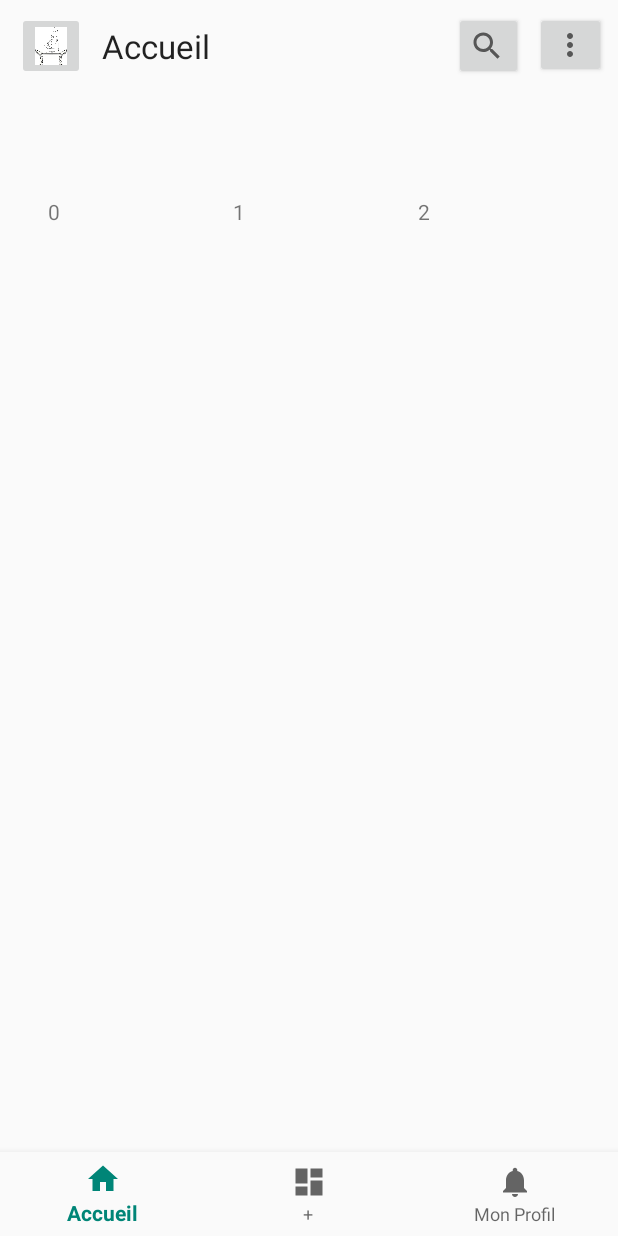
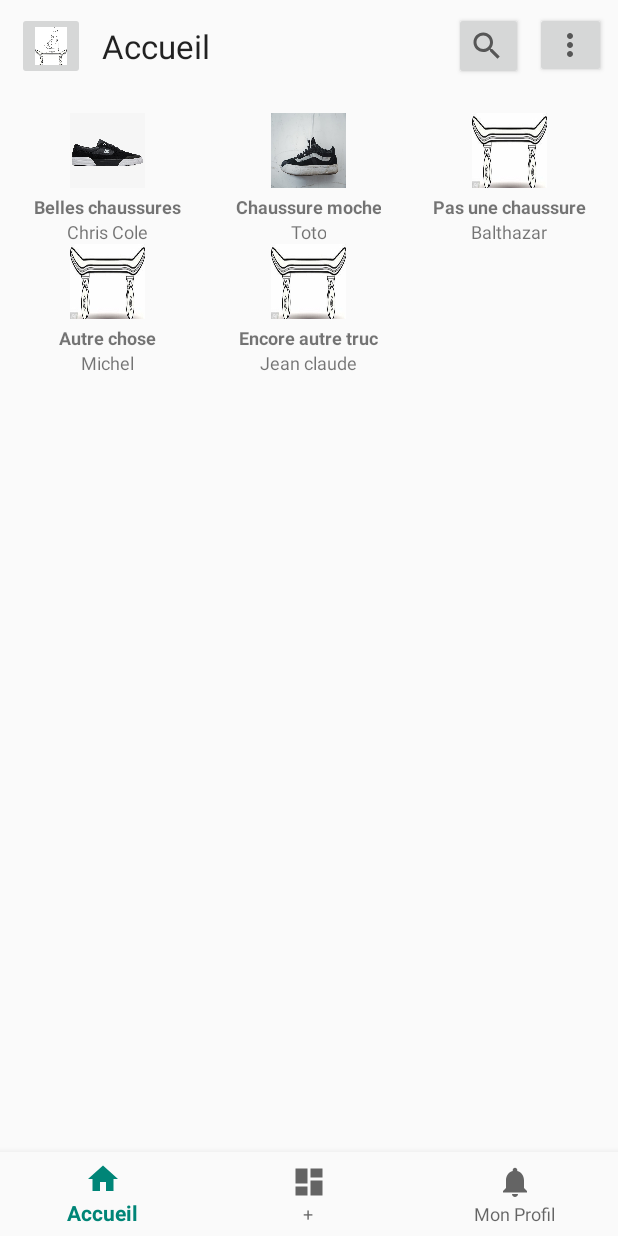
Before and after one commit to JulesVi/androidChaussures, an Android app: the screen it shows after launch (MainActivity), on a phone screen of 412 x 824 dp. Run offline under Robolectric (Android 15) with nearby library versions, the phone set to English and light mode, and no system bars.

Commit message:
les tuiles marchent

```diff
--- a/ChaussuresApp/app/src/main/java/com/example/chaussuresapp/Class/Tuile.java
+++ b/ChaussuresApp/app/src/main/java/com/example/chaussuresapp/Class/Tuile.java
@@ -1,9 +1,27 @@
 package com.example.chaussuresapp.Class;
 
+import com.example.chaussuresapp.R;
+
 public class Tuile {
-    private String nomTuile;
+    private int imgId;
+    private String titreAnnonce;
+    private String auteurAnnonce;
 
-    public Tuile(String nomTuile) {
-        this.nomTuile = nomTuile;
+    public Tuile(int imgId, String titreAnnonce, String auteurAnnonce) {
+        this.imgId = imgId;
+        this.titreAnnonce = titreAnnonce;
+        this.auteurAnnonce = auteurAnnonce;
+    }
+
+    public int getImgId() {
+        return imgId;
+    }
+
+    public String getTitreAnnonce() {
+        return titreAnnonce;
+    }
+
+    public String getAuteurAnnonce() {
+        return auteurAnnonce;
     }
 }
--- a/ChaussuresApp/app/src/main/java/com/example/chaussuresapp/MainActivity.java
+++ b/ChaussuresApp/app/src/main/java/com/example/chaussuresapp/MainActivity.java
@@ -33,10 +33,15 @@ public class MainActivity extends AppCompatActivity {
             return false;
         }
     };
-    private Tuile tuile1 = new Tuile("tuile1");
-    private Tuile tuile2 = new Tuile("tuile2");
-    private Tuile tuile3 = new Tuile("tuile3");
-    private Tuile[] tuiles = {tuile1, tuile2, tuile3};
+//    Tuile(String imgPath, String titreAnnonce, String auteurAnnonce)
+
+    private Tuile tuile1 = new Tuile(R.drawable.img1, "Belles chaussures", "Chris Cole");
+    private Tuile tuile2 = new Tuile(R.drawable.img2, "Chaussure moche", "Toto");
+    private Tuile tuile3 = new Tuile(R.drawable.img3, "Pas une chaussure", "Balthazar");
+    private Tuile tuile4 = new Tuile(R.drawable.img3, "Autre chose", "Michel");
+    private Tuile tuile5 = new Tuile(R.drawable.img3, "Encore autre truc", "Jean claude");
+
+    private Tuile[] tuiles = {tuile1, tuile2, tuile3, tuile4, tuile5};
 
     @Override
     protected void onCreate(Bundle savedInstanceState) {
--- a/ChaussuresApp/app/src/main/java/com/example/chaussuresapp/TuilesAdapter.java
+++ b/ChaussuresApp/app/src/main/java/com/example/chaussuresapp/TuilesAdapter.java
@@ -1,10 +1,12 @@
 package com.example.chaussuresapp;
 
 import android.content.Context;
+import android.graphics.BitmapFactory;
 import android.view.LayoutInflater;
 import android.view.View;
 import android.view.ViewGroup;
 import android.widget.BaseAdapter;
+import android.widget.ImageView;
 import android.widget.TextView;
 
 import com.example.chaussuresapp.Class.Tuile;
@@ -35,8 +37,21 @@ public class TuilesAdapter extends BaseAdapter {
 
     @Override
     public View getView(int position, View convertView, ViewGroup parent) {
-        TextView testTextView = new TextView(mContext);
-        testTextView.setText(String.valueOf((position)));
-        return testTextView;
+        final Tuile tuile = tuiles[position];
+
+        if (convertView == null) {
+            final LayoutInflater layoutInflater = LayoutInflater.from(mContext);
+            convertView = layoutInflater.inflate(R.layout.linearlayout_tuile, null);
+        }
+
+        final ImageView imageView = (ImageView)convertView.findViewById(R.id.imageview_photo_chaussure);
+        final TextView titreTextView = (TextView)convertView.findViewById(R.id.textview_annonce_titre);
+        final TextView auteurTextView = (TextView)convertView.findViewById(R.id.textview_annonce_auteur);
+
+        imageView.setImageResource(tuile.getImgId());
+        titreTextView.setText(tuile.getTitreAnnonce());
+        auteurTextView.setText(tuile.getAuteurAnnonce());
+
+        return convertView;
     }
 }
--- a/ChaussuresApp/app/src/main/res/layout/activity_main.xml
+++ b/ChaussuresApp/app/src/main/res/layout/activity_main.xml
@@ -75,11 +75,11 @@
 
     <GridView
         android:id="@+id/GridView"
-        android:layout_width="395dp"
-        android:layout_height="606dp"
-        android:layout_marginTop="150dp"
+        android:layout_width="match_parent"
+        android:layout_height="match_parent"
+        android:layout_marginTop="75dp"
         android:layout_marginBottom="50dp"
-        android:columnWidth="100dp"
+        android:columnWidth="125dp"
         android:numColumns="auto_fit"
         android:stretchMode="spacingWidthUniform"
         app:layout_constraintBottom_toTopOf="@+id/nav_view"
--- a/ChaussuresApp/app/src/main/res/layout/linearlayout_tuile.xml
+++ b/ChaussuresApp/app/src/main/res/layout/linearlayout_tuile.xml
@@ -12,9 +12,9 @@
 
         <ImageView
             android:id="@+id/imageview_photo_chaussure"
-            android:layout_width="wrap_content"
-            android:layout_height="wrap_content"
-            android:scaleType="centerCrop"/>
+            android:layout_width="50dp"
+            android:layout_height="50dp"
+            android:scaleType="fitXY" />
 
     </FrameLayout>
 
```
Also changed, not shown: ChaussuresApp/app/src/main/res/drawable-v24/img1.jpg (added), ChaussuresApp/app/src/main/res/drawable-v24/img2.jpg (added), ChaussuresApp/app/src/main/res/drawable-v24/img3.jpg (added).
